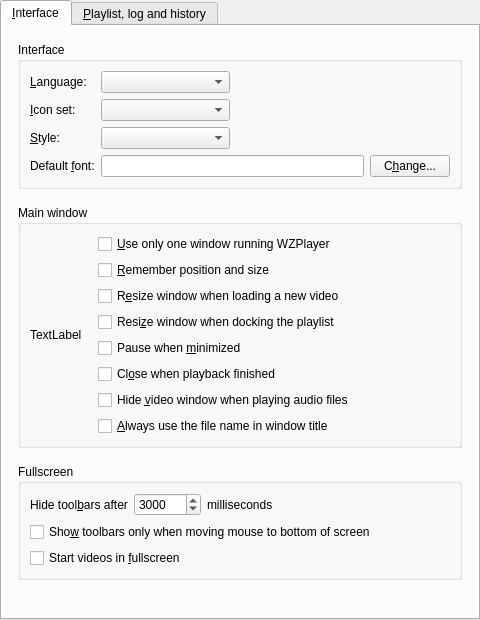
Qt form src/gui/pref/interface.ui (wilbert2000/wzplayer) before a commit.
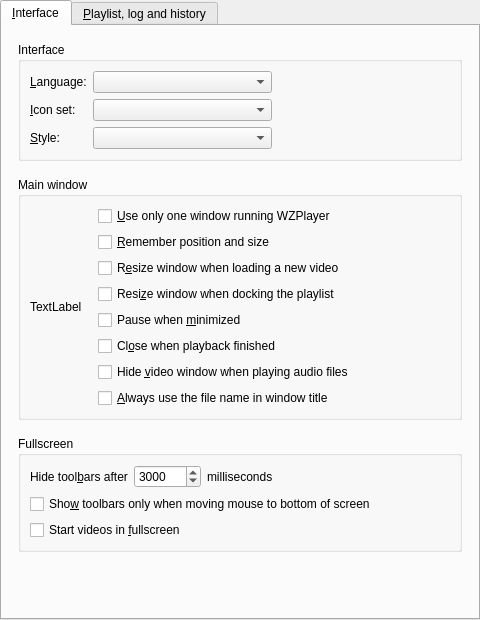
The same form after that commit. Custom widgets are drawn as their Qt base class.

Commit message: Removed ability to set application font

```diff
--- a/src/gui/pref/interface.ui
+++ b/src/gui/pref/interface.ui
@@ -57,16 +57,6 @@
               </property>
              </widget>
             </item>
-            <item row="3" column="0">
-             <widget class="QLabel" name="default_font_label">
-              <property name="text">
-               <string>Default &amp;font:</string>
-              </property>
-              <property name="buddy">
-               <cstring>default_font_edit</cstring>
-              </property>
-             </widget>
-            </item>
             <item row="2" column="0">
              <widget class="QLabel" name="style_label">
               <property name="text">
@@ -136,20 +126,6 @@
               </property>
              </widget>
             </item>
-            <item row="3" column="1" colspan="2">
-             <widget class="QLineEdit" name="default_font_edit">
-              <property name="readOnly">
-               <bool>true</bool>
-              </property>
-             </widget>
-            </item>
-            <item row="3" column="3">
-             <widget class="QPushButton" name="changeFontButton">
-              <property name="text">
-               <string>C&amp;hange...</string>
-              </property>
-             </widget>
-            </item>
            </layout>
           </item>
          </layout>
```
Left out of the diff: 2 changed lines with no effect on the pictures. The commit also changes 6 other files.
